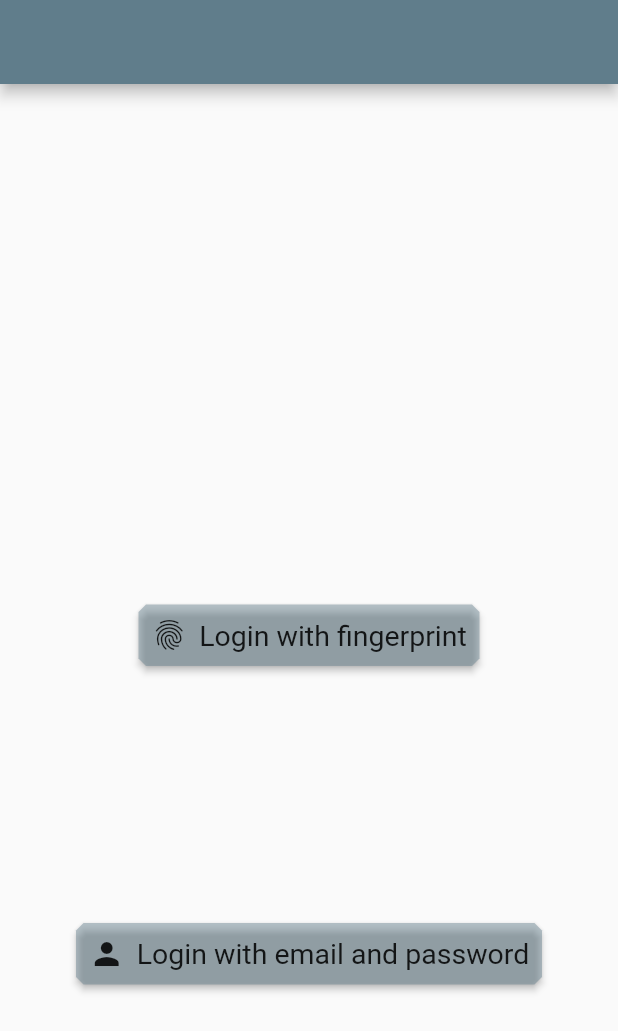
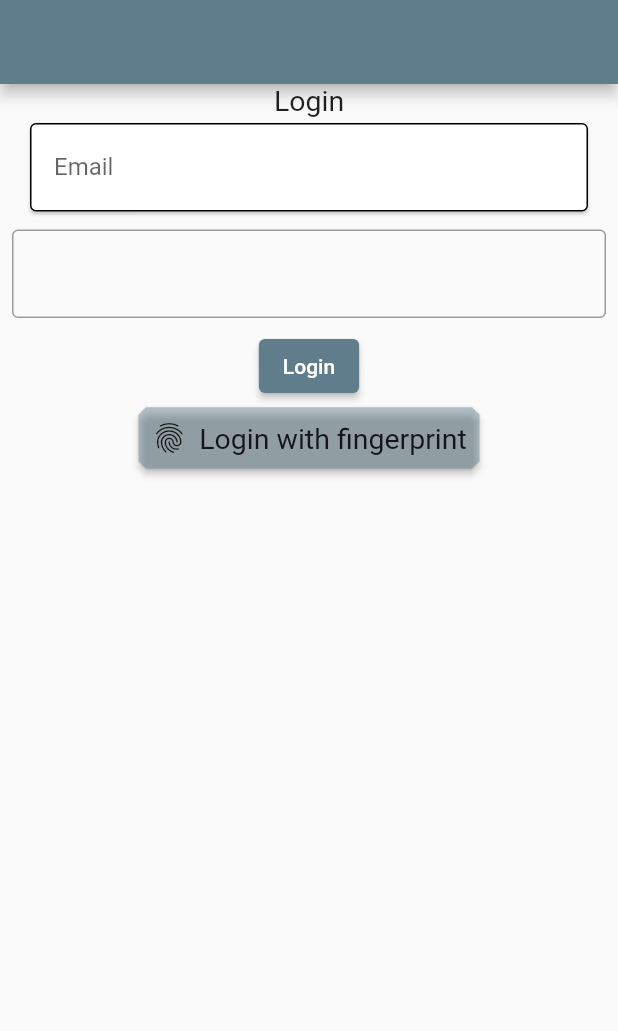
Before and after one commit to EngAddow/credentials-management, a Flutter app: the screen it shows after launch, on a phone screen of 412 x 824 dp. Shown: the top 1031 px of the screen. Run offline on Flutter 3.47's test engine with Material 2 defaults, Android fonts, the phone set to English and light mode, and no system bars; our stand-ins replace bloc, equatable, flutter_bloc, flutter_secure_storage, local_auth; Roboto replaces fonts that are missing (Georgia, Hind).

Commit message:
extracting widgets

```diff
--- /dev/null
+++ b/analysis_options.yaml
@@ -0,0 +1 @@
+include: package:lint/analysis_options.yaml
--- a/lib/main.dart
+++ b/lib/main.dart
@@ -1,4 +1,4 @@
-
+import 'dart:developer';
 
 import 'package:flutter/material.dart';
 import 'package:flutter_app/src/blocs/auth/auth_bloc.dart';
@@ -12,19 +12,19 @@ class SimpleBlocDelegate extends BlocObserver {
   @override
   void onEvent(Bloc bloc, Object event) {
     super.onEvent(bloc, event);
-    print(event);
+    log(event.toString());
   }
 
   @override
   void onTransition(Bloc bloc, Transition transition) {
     super.onTransition(bloc, transition);
-    print(transition);
+    log(transition.toString());
   }
 
   @override
   void onError(Cubit bloc, Object error, StackTrace stacktrace) {
     super.onError(bloc, error, stacktrace);
-    print(error);
+    log(error.toString());
   }
 }
 
@@ -54,7 +54,7 @@ class CredentialsManagementApp extends StatelessWidget {
 
         // Define the default TextTheme. Use this to specify the default
         // text styling for headlines, titles, bodies of text, and more.
-          textTheme: TextTheme(
+        textTheme: const TextTheme(
           headline1: TextStyle(fontSize: 72.0, fontWeight: FontWeight.bold),
           headline6: TextStyle(fontSize: 36.0, fontStyle: FontStyle.italic),
           bodyText2: TextStyle(fontSize: 19.0, fontFamily: 'Hind'),
@@ -62,21 +62,16 @@ class CredentialsManagementApp extends StatelessWidget {
 
         visualDensity: VisualDensity.adaptivePlatformDensity,
       ),
-        home: BlocBuilder<AuthenticationBloc,AuthState>(
-          builder: (context,state)
-           =>state is Authenticated
-          ?HomeScreen()
+      home: BlocBuilder<AuthenticationBloc, AuthState>(
+          builder: (context, state) => state is Authenticated
+              ? HomeScreen()
               : BlocProvider<LoginBloc>(
-            create: (context)=>LoginBloc(
+                  create: (context) => LoginBloc(
                     authenticationBloc: context.read<AuthenticationBloc>(),
                     userRepository: context.read<UserRepository>(),
                   ),
                   child: LoginScreen(),
-            )
-
-          ),
-
-
+                )),
     );
   }
 }
--- a/lib/src/common/storage.dart
+++ b/lib/src/common/storage.dart
@@ -7,6 +7,6 @@ class Storage {
 
   Storage._internal();
 
-  FlutterSecureStorage secureStorage = FlutterSecureStorage();
+  FlutterSecureStorage secureStorage = const FlutterSecureStorage();
   String token = '';
 }
--- a/lib/src/ui/screens/login_screen.dart
+++ b/lib/src/ui/screens/login_screen.dart
@@ -13,27 +13,58 @@ class LoginScreen extends StatefulWidget {
 }
 
 class _LoginScreenState extends State<LoginScreen> {
+  final GlobalKey<__CredentialsTextFieldState> _emailKey = GlobalKey();
   @override
   Widget build(BuildContext context) {
     return Scaffold(
       appBar: AppBar(),
-      body: Center(
+      body: Column(
+        children: [
+          Form(
+            key: _formKey,
+            autovalidateMode: AutovalidateMode.onUserInteraction,
             child: Column(
-          mainAxisAlignment: MainAxisAlignment.spaceEvenly,
-          children: [
-            const SizedBox(height: 15.0),
+              children: <Widget>[
+                const Text('Login'),
+                // _buildEmailField(),
+                _CredentialsTextField(
+                  key: _emailKey,
+                  controller: _emailController,
+                  hint: 'Email',
+                  validator: Utils.isEmail,
+                  keyboard: TextInputType.emailAddress,
+                ),
+                _buildPasswordField(),
+                BlocConsumer<LoginBloc, LoginState>(
+                  cubit: context.read<LoginBloc>(),
+                  builder: (context, state) {
+                    return ElevatedButton(
+                      onPressed: _validateAndLogin,
+                      child: state is LoginIsInProgress
+                          ? const CircularProgressIndicator()
+                          : const Text('Login'),
+                    );
+                  },
+                  listener: (context, state) {
+                    if (state is LoginSucces) {
+                      // Navigator.maybePop(context2);
+                    }
+                  },
+                ),
+              ],
+            ),
+          ),
           RaisedButtonIcon(
-              onPressed:_fingerprint,
+            onPressed: _fingerprint,
             icon: Icons.fingerprint,
             label: 'Login with fingerprint',
           ),
-            RaisedButtonIcon(
-              onPressed: _showModal,
-              icon: Icons.person,
-              label: 'Login with email and password',
-            ),
+          // RaisedButtonIcon(
+          //   onPressed: _showModal,
+          //   icon: Icons.person,
+          //   label: 'Login with email and password',
+          // ),
         ],
-        ),
       ),
     );
   }
@@ -55,20 +86,22 @@ class _LoginScreenState extends State<LoginScreen> {
           child: Form(
             key: _formKey,
             autovalidateMode: AutovalidateMode.onUserInteraction,
+            child: Container(
+              margin: const EdgeInsets.symmetric(vertical: 25.0),
               child: Column(
                 mainAxisSize: MainAxisSize.min,
                 children: <Widget>[
-                Text('Login'),
+                  const Text('Login'),
                   _buildEmailField(),
                   _buildPasswordField(),
                   BlocConsumer<LoginBloc, LoginState>(
                     cubit: context.read<LoginBloc>(),
                     builder: (context, state) {
                       return ElevatedButton(
+                        onPressed: _validateAndLogin,
                         child: state is LoginIsInProgress
                             ? const CircularProgressIndicator()
                             : const Text('Login'),
-                      onPressed: _validateAndLogin,
                       );
                     },
                     listener: (context, state) {
@@ -80,6 +113,7 @@ class _LoginScreenState extends State<LoginScreen> {
                 ],
               ),
             ),
+          ),
         );
       },
     );
@@ -88,7 +122,7 @@ class _LoginScreenState extends State<LoginScreen> {
   final TextEditingController _emailController = TextEditingController();
   final TextEditingController _passwordController = TextEditingController();
 
-  _buildEmailField() {
+  Widget _buildEmailField() {
     return Padding(
       padding: const EdgeInsets.all(8.0),
       child: TextFormField(
@@ -96,12 +130,12 @@ class _LoginScreenState extends State<LoginScreen> {
         validator: Utils.isEmail,
         keyboardType: TextInputType.emailAddress,
         textInputAction: TextInputAction.next,
-        decoration: InputDecoration(border: OutlineInputBorder()),
+        decoration: const InputDecoration(border: OutlineInputBorder()),
       ),
     );
   }
 
-  _buildPasswordField() {
+  Widget _buildPasswordField() {
     return Padding(
       padding: const EdgeInsets.all(8.0),
       child: TextFormField(
@@ -109,13 +143,12 @@ class _LoginScreenState extends State<LoginScreen> {
         validator: Utils.isNotEmpty,
         keyboardType: TextInputType.visiblePassword,
         textInputAction: TextInputAction.done,
-        decoration: InputDecoration(border: OutlineInputBorder()),
+        decoration: const InputDecoration(border: OutlineInputBorder()),
       ),
     );
   }
 
   void _validateAndLogin() {
-
     if (_formKey.currentState.validate()) {
       context.read<LoginBloc>().add(
             LoginWithEmailAndPassword(
@@ -124,15 +157,103 @@ class _LoginScreenState extends State<LoginScreen> {
             ),
           );
     }
+    _emailKey.currentState.validate();
+    //if form key not work use individual keys
   }
 
-  void _fingerprint() async{
-
-    var localAuth = LocalAuthentication();
-bool didAuthenticate =
-    await localAuth.authenticateWithBiometrics(
+  Future<void> _fingerprint() async {
+    final localAuth = LocalAuthentication();
+    final bool didAuthenticate = await localAuth.authenticateWithBiometrics(
         localizedReason: 'Please authenticate to show account balance');
     log(didAuthenticate.toString());
-
   }
 }
+
+class _CredentialsTextField extends StatefulWidget {
+  final TextEditingController controller;
+  final String hint;
+  final FormFieldValidator<String> validator;
+  final TextInputType keyboard;
+  final FocusNode focusNode;
+  final VoidCallback onFinished;
+  final bool isPassword;
+  final double horizontalPadding;
+  final Function(String) onValueChanged;
+  final String error;
+
+  const _CredentialsTextField({
+    Key key,
+    @required this.controller,
+    this.hint,
+    this.validator,
+    this.keyboard = TextInputType.text,
+    this.focusNode,
+    this.onFinished,
+    this.isPassword = false,
+    this.horizontalPadding = 16.0,
+    this.onValueChanged,
+    this.error,
+  }) : super(key: key);
+
+  @override
+  __CredentialsTextFieldState createState() => __CredentialsTextFieldState();
+}
+
+class __CredentialsTextFieldState extends State<_CredentialsTextField> {
+  String error;
+  bool isChecked = false;
+  @override
+  Widget build(BuildContext context) {
+    final style = Theme.of(context);
+
+    return Padding(
+      padding: EdgeInsets.symmetric(horizontal: widget.horizontalPadding),
+      child: Column(
+        children: [
+          Card(
+            shape: RoundedRectangleBorder(
+              borderRadius: BorderRadius.circular(4.0),
+              side: const BorderSide(),
+            ),
+            child: Padding(
+              padding: const EdgeInsets.only(left: 16.0),
+              child: TextFormField(
+                onChanged: widget.onValueChanged,
+                controller: widget.controller,
+                validator: widget.validator,
+                keyboardType: widget.keyboard,
+                focusNode: widget.focusNode,
+                obscureText: widget.isPassword,
+                decoration: InputDecoration(
+                  border: InputBorder.none,
+                  labelText: widget.hint,
+                  hintText: widget.hint,
+                  suffixIcon: error != null
+                      ? Icon(
+                          Icons.close,
+                          color: style.errorColor,
+                        )
+                      : isChecked
+                          ? const Icon(Icons.done)
+                          : null,
+                ),
+              ),
+            ),
+          ),
+          if (error != null)
+            Text(
+              error,
+              style: TextStyle(color: style.errorColor),
+            )
+        ],
+      ),
+    );
+  }
+
+  String validate() {
+    setState(() {
+      error = widget.validator(widget.controller.text);
+      if (error != null) isChecked = true;
+    });
+  }
+}
--- a/lib/src/ui/widgets/raised_button_icon.dart
+++ b/lib/src/ui/widgets/raised_button_icon.dart
@@ -13,11 +13,11 @@ class RaisedButtonIcon extends StatelessWidget {
   @override
   Widget build(BuildContext context) {
     return RaisedButton.icon(
-      padding: EdgeInsets.all(8.5),
+      padding: const EdgeInsets.all(8.5),
       color: Theme.of(context).colorScheme.primary.withAlpha(110),
       // Colors.blueGrey.shade200,
       shape: const BeveledRectangleBorder(
-        borderRadius: const BorderRadius.all(
+        borderRadius: BorderRadius.all(
           Radius.circular(5),
         ),
       ),
```
Also changed, not shown: lib/src/blocs/auth/auth_bloc.dart (+3 -5 lines), lib/src/blocs/login/login_bloc.dart (+5 -7 lines), lib/src/services/repositories/user_repository.dart (+4 -7 lines), lib/src/ui/screens/home_screen.dart (+13 -15 lines), pubspec.yaml (+2 -29 lines), 5 other files. Lines whose indentation alone changed are shown as unchanged.
